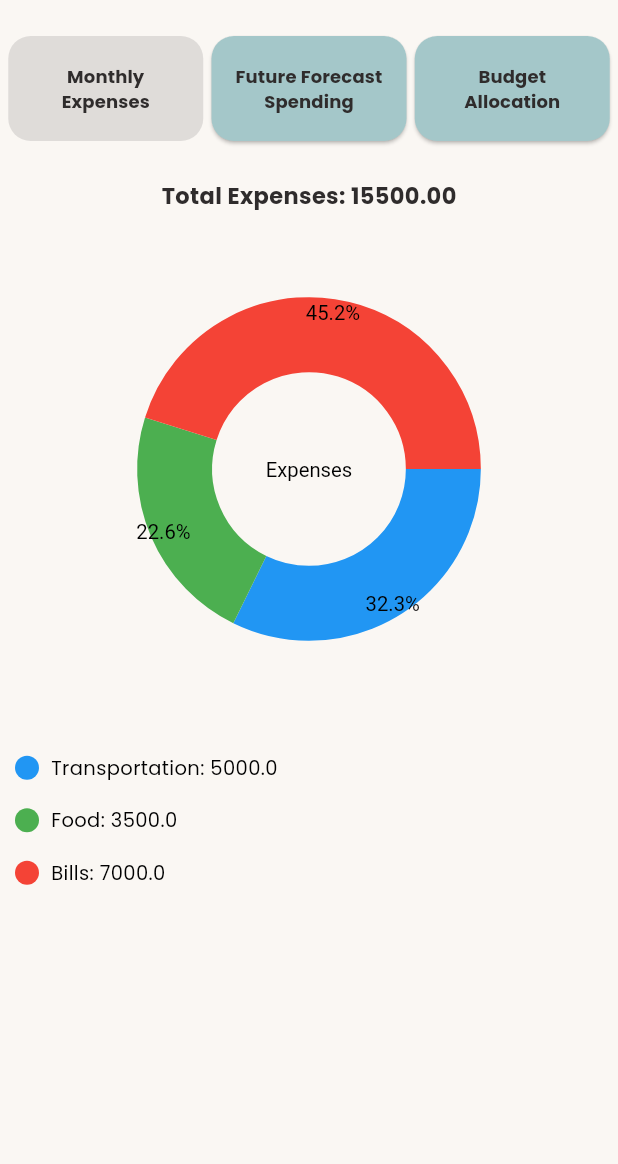
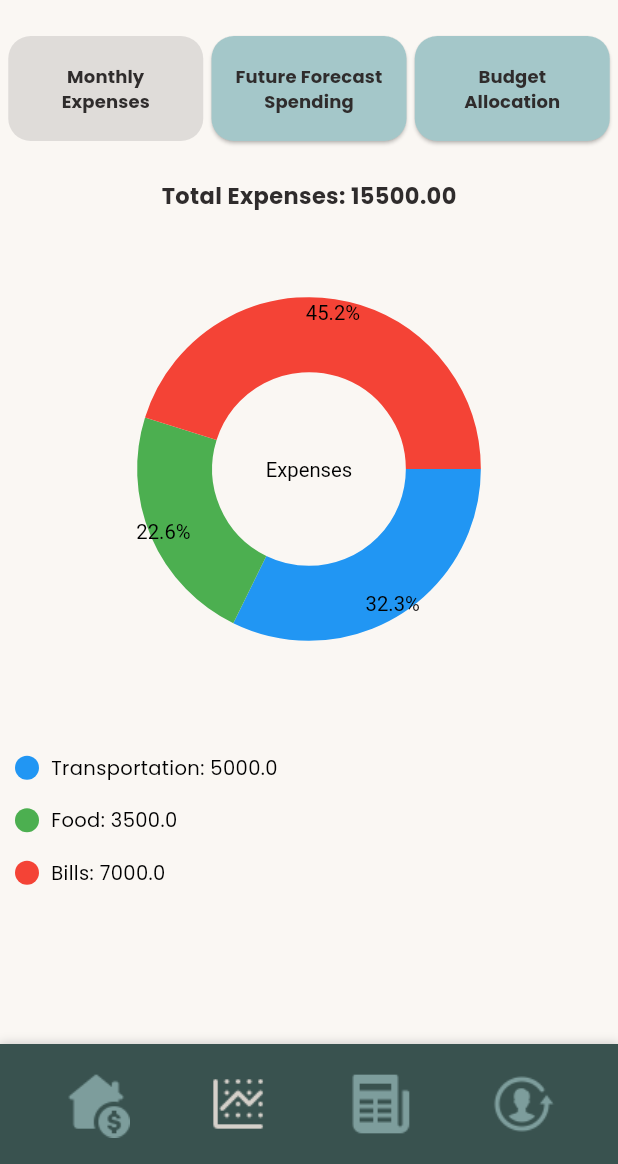
Before and after one commit to ashensn0w/SLAM-Up, a Flutter app: the SummaryPage screen opened directly, on a phone screen of 412 x 824 dp, the part 72-1236 px from its top. Run offline on Flutter 3.47's test engine with Material 3 defaults, Android fonts, the phone set to English and light mode, and no system bars; drawn by our look-alikes of pie_chart; our stand-ins replace image_picker, syncfusion_flutter_charts, table_calendar, youtube_player_flutter.

Commit message:
Update summary_page.dart
add navigation buttons

```diff
--- a/lib/screens/summary_page.dart
+++ b/lib/screens/summary_page.dart
@@ -4,6 +4,8 @@ import '../utils/constants.dart';
 import 'notification_page.dart';
 import 'summary_page2.dart';
 import 'summary_page3.dart';
+import 'package:slam_up/screens/DashboardScreen/dashboard_page.dart';
+import 'profile_page.dart';
 
 class SummaryPage extends StatefulWidget {
   @override
@@ -177,6 +179,7 @@ class _SummaryPageState extends State<SummaryPage> {
           ),
         ],
       ),
+        bottomNavigationBar: const CustomBottomNavigationBar()
     );
   }
 
@@ -240,3 +243,73 @@ class _SummaryPageState extends State<SummaryPage> {
     );
   }
 }
+
+class CustomBottomNavigationBar extends StatelessWidget {
+  const CustomBottomNavigationBar({super.key});
+
+  @override
+  Widget build(BuildContext context) {
+    return Container(
+      height: 80,
+      decoration: BoxDecoration(
+        color: navBarBg,
+        boxShadow: [
+          BoxShadow(
+            color: Colors.grey.withOpacity(0.5),
+            spreadRadius: 1,
+            blurRadius: 5,
+          ),
+        ],
+      ),
+      child: Row(
+        mainAxisAlignment: MainAxisAlignment.spaceEvenly,
+        children: [
+          IconButton(
+            icon: Image.asset(
+              dashboardUnselected,
+            ),
+            onPressed: () {
+              Navigator.push(
+                context,
+                MaterialPageRoute(builder: (context) => const DashboardPage()),
+              );
+            },
+          ),
+          IconButton(
+            icon: Image.asset(
+              summarySelected,
+            ),
+            onPressed: () {
+              Navigator.push(
+                context,
+                MaterialPageRoute(builder: (context) => SummaryPage()),
+              );
+            },
+          ),
+          IconButton(
+            icon: Image.asset(
+              financialContentsUnselected,
+            ),
+            onPressed: () {
+              Navigator.push(
+                context,
+                MaterialPageRoute(builder: (context) => SummaryPage()),
+              );
+            },
+          ),
+          IconButton(
+            icon: Image.asset(
+              profileUnselected,
+            ),
+            onPressed: () {
+              Navigator.push(
+                context,
+                MaterialPageRoute(builder: (context) => ProfilePage()),
+              );
+            },
+          ),
+        ],
+      ),
+    );
+  }
+}
```
